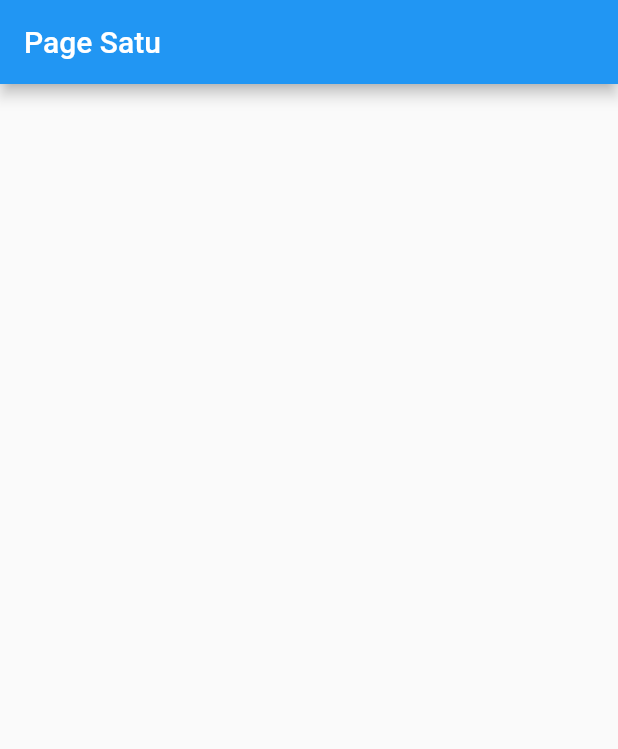
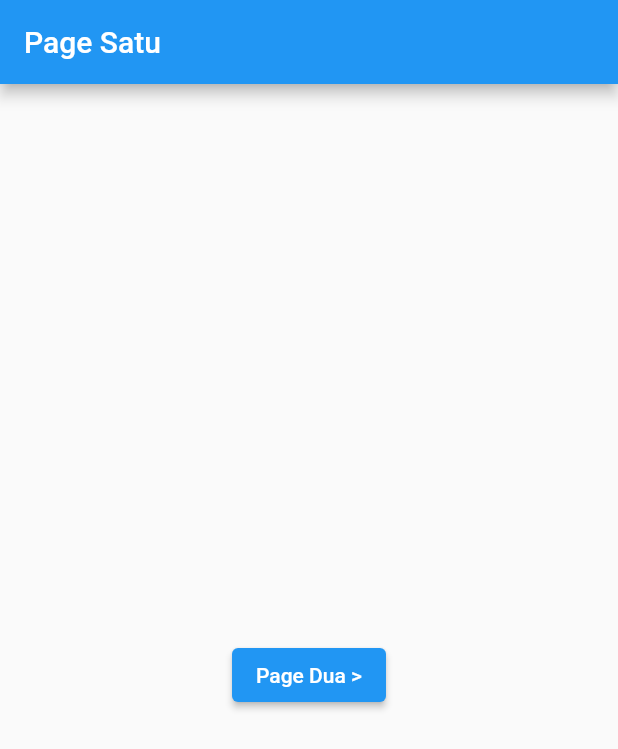
Before and after one commit to alimasudd/flutter-getx, a Flutter app: the screen it shows after launch, on a phone screen of 412 x 824 dp. Shown: the top 749 px of the screen. Run offline on Flutter 3.47's test engine with Material 2 defaults, Android fonts, the phone set to English and light mode, and no system bars; our stand-ins replace get.

Commit message:
add column and button in page_satu.dart

```diff
--- a/lib/dependecy/page/page_satu.dart
+++ b/lib/dependecy/page/page_satu.dart
@@ -1,4 +1,5 @@
 import 'package:flutter/material.dart';
+import 'package:getx/dependecy/page/page_dua.dart';
 
 class PageSatu extends StatelessWidget {
   PageSatu({Key? key}) : super(key: key);
@@ -9,6 +10,22 @@ class PageSatu extends StatelessWidget {
       appBar: AppBar(
         title: Text('Page Satu'),
       ),
+      body: Center(
+        child: Column(
+          mainAxisAlignment: MainAxisAlignment.center,
+          children: [
+            SizedBox(
+              height: 20,
+            ),
+            ElevatedButton(
+                onPressed: () {
+                  Navigator.push(context,
+                      MaterialPageRoute(builder: (context) => PageDua()));
+                },
+                child: Text('Page Dua >'))
+          ],
+        ),
+      ),
     );
   }
 }
```
